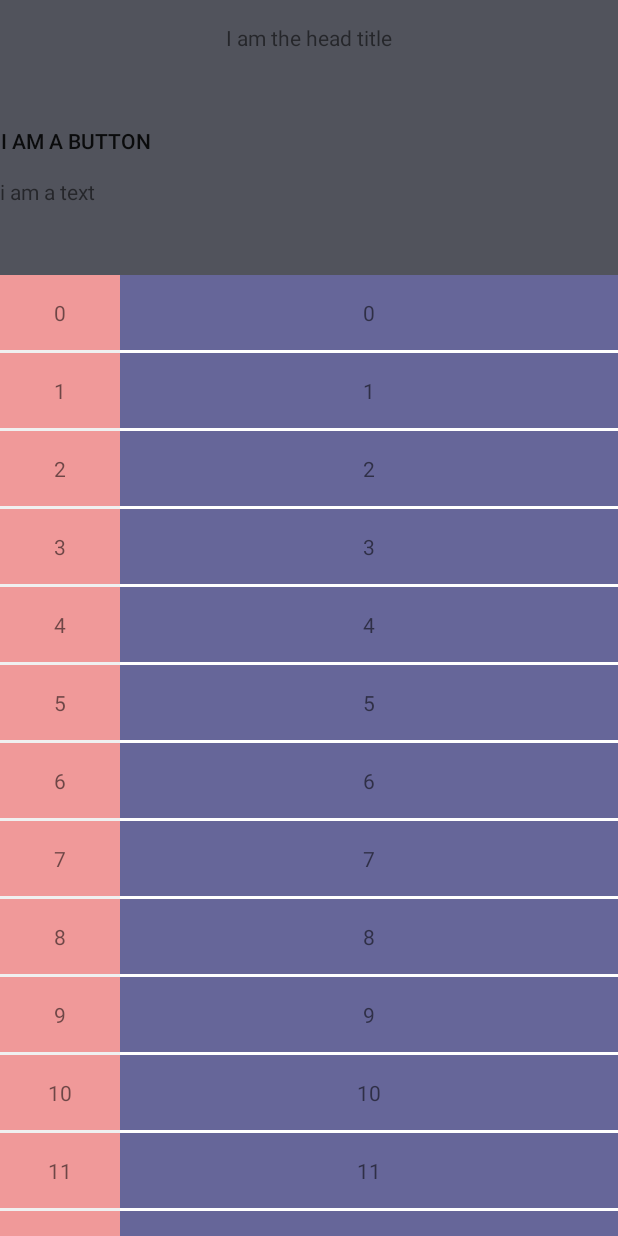
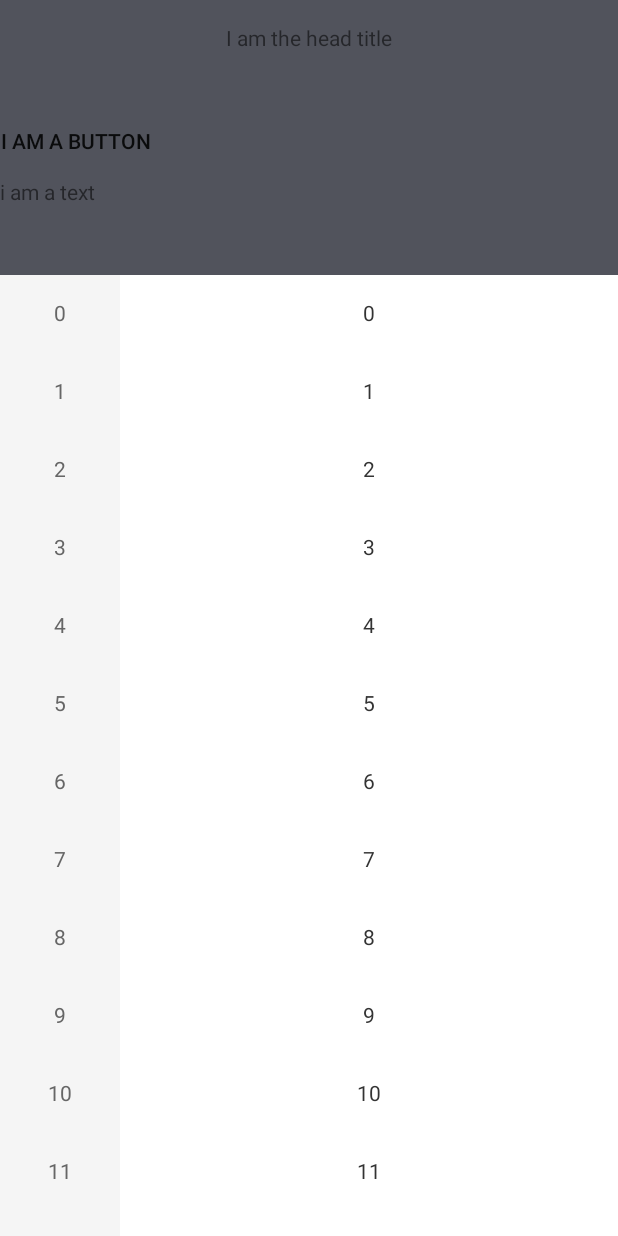
Before and after one commit to Rabbery/DragUpDownLayout, an Android app: the screen it shows after launch (MainActivity), on a phone screen of 412 x 824 dp. Run offline under Robolectric (Android 15) with nearby library versions, the phone set to English and light mode, and no system bars; our stand-ins replace data binding; 1 statement that could not run was skipped.

Commit message:
优化UI

```diff
--- a/app/src/main/res/layout/activity_main.xml
+++ b/app/src/main/res/layout/activity_main.xml
@@ -56,7 +56,7 @@
                     android:id="@+id/leftrecyclerview"
                     android:layout_width="80dp"
                     android:layout_height="match_parent"
-                    android:background="#F0F0F0" />
+                    android:background="#F5F5F5" />
 
                 <LinearLayout
                     android:layout_width="match_parent"
@@ -66,7 +66,8 @@
                     <android.support.v7.widget.RecyclerView
                         android:id="@+id/recyclerview_data_list"
                         android:layout_width="match_parent"
-                        android:layout_height="match_parent" />
+                        android:layout_height="match_parent"
+                        android:background="#FFFFFF"/>
 
                 </LinearLayout>
 
--- a/app/src/main/res/layout/data_list_item_layout.xml
+++ b/app/src/main/res/layout/data_list_item_layout.xml
@@ -7,8 +7,9 @@
         android:layout_width="match_parent"
         android:layout_height="50dp"
         android:id="@+id/tv_data_list_item_content"
-        android:background="#666699"
+        android:background="#ffffff"
         android:layout_marginBottom="2dp"
-        android:gravity="center"/>
+        android:gravity="center"
+        android:textColor="#333333"/>
 
 </LinearLayout>
--- a/app/src/main/res/layout/left_list_item_layout.xml
+++ b/app/src/main/res/layout/left_list_item_layout.xml
@@ -7,8 +7,9 @@
         android:layout_width="match_parent"
         android:layout_height="50dp"
         android:id="@+id/tv_data_list_item_content"
-        android:background="#f09999"
+        android:background="#f5f5f5"
         android:layout_marginBottom="2dp"
-        android:gravity="center"/>
+        android:gravity="center"
+        android:textColor="#666666"/>
 
 </LinearLayout>
```
